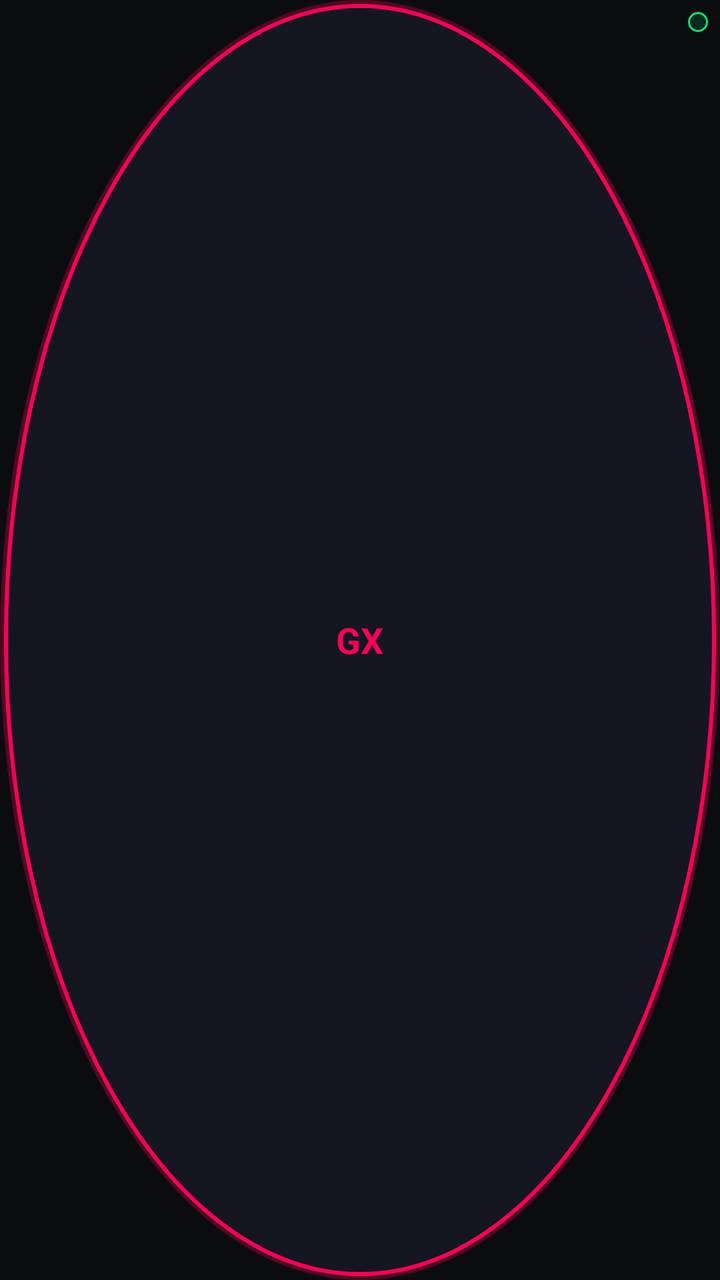
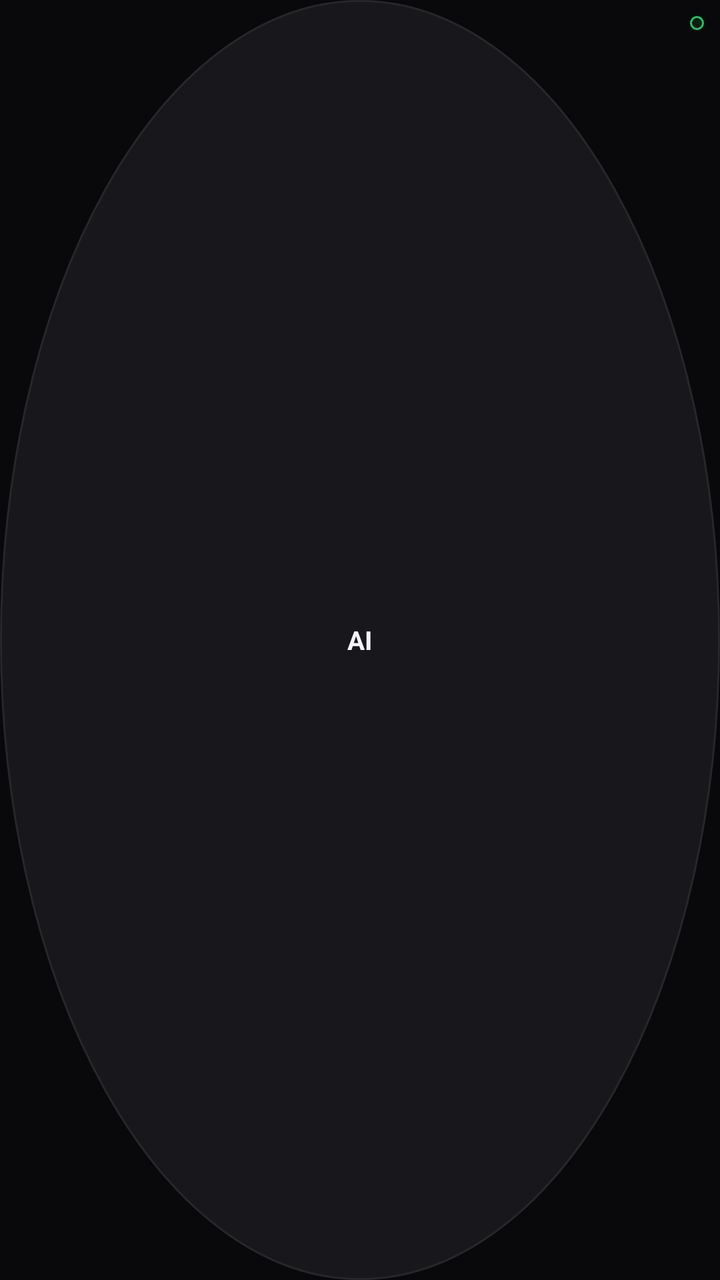

The first picture is an Android layout as it rendered before a commit; the second is the same layout after the commit. The layout source and the unified diff follow.
<!-- AndroidManifest.xml: application theme Theme.GlitchSpamAI -->
<!-- res/layout/layout_floating_bubble.xml -->
<?xml version="1.0" encoding="utf-8"?>
<FrameLayout xmlns:android="http://schemas.android.com/apk/res/android"
    android:id="@+id/bubble_root"
    android:layout_width="60dp"
    android:layout_height="60dp"
    android:background="@drawable/bg_floating_bubble"
    android:clickable="true"
    android:focusable="true">

    <TextView
        android:id="@+id/tv_bubble_icon"
        android:layout_width="wrap_content"
        android:layout_height="wrap_content"
        android:layout_gravity="center"
        android:text="GX"
        android:textColor="@color/glitch_red"
        android:textSize="18sp"
        android:textStyle="bold" />

    
    <View
        android:id="@+id/view_status_dot"
        android:layout_width="10dp"
        android:layout_height="10dp"
        android:layout_gravity="top|end"
        android:layout_marginTop="6dp"
        android:layout_marginEnd="6dp"
        android:background="@drawable/bg_badge" />

</FrameLayout>
<!-- resources referenced by this layout -->
<resources>
  <color name="glitch_red">#FF0055</color>
  <!-- drawable bg_badge (drawable) -->
  <?xml version="1.0" encoding="utf-8"?>
  <shape xmlns:android="http://schemas.android.com/apk/res/android"
      android:shape="rectangle">
      <solid android:color="@color/cyber_green_trans" />
      <stroke
          android:width="1dp"
          android:color="@color/cyber_green" />
      <corners android:radius="6dp" />
  </shape>
  <!-- drawable bg_floating_bubble (drawable) -->
  <?xml version="1.0" encoding="utf-8"?>
  <layer-list xmlns:android="http://schemas.android.com/apk/res/android">
      <item>
          <shape android:shape="oval">
              <solid android:color="#44FF0055" />
              <size android:width="64dp" android:height="64dp" />
          </shape>
      </item>
      <item android:top="2dp" android:bottom="2dp" android:left="2dp" android:right="2dp">
          <shape android:shape="oval">
              <solid android:color="@color/cyber_surface" />
              <stroke
                  android:width="2dp"
                  android:color="@color/glitch_red" />
          </shape>
      </item>
  </layer-list>
  <style name="Theme.GlitchSpamAI" parent="Theme.MaterialComponents.DayNight.NoActionBar">
          <item name="colorPrimary">@color/glitch_red</item>
          <item name="colorPrimaryVariant">@color/glitch_red_dark</item>
          <item name="colorOnPrimary">@color/white</item>
          <item name="colorSecondary">@color/cyber_cyan</item>
          <item name="colorSecondaryVariant">@color/cyber_purple</item>
          <item name="colorOnSecondary">@color/black</item>
          <item name="android:statusBarColor">@color/cyber_bg</item>
          <item name="android:navigationBarColor">@color/cyber_bg</item>
          <item name="android:windowBackground">@color/cyber_bg</item>
      </style>
  <color name="cyber_green_trans">#2200E676</color>
  <color name="cyber_green">#00E676</color>
  <color name="cyber_surface">#141622</color>
  <color name="glitch_red_dark">#B3003B</color>
  <color name="white">#FFFFFFFF</color>
  <color name="cyber_cyan">#00F0FF</color>
  <color name="cyber_purple">#A855F7</color>
  <color name="black">#FF000000</color>
  <color name="cyber_bg">#0B0C10</color>
</resources>

<!-- the commit's change to res/layout/layout_floating_bubble.xml (unified diff, before → after) -->
@@ -1,8 +1,8 @@
 <?xml version="1.0" encoding="utf-8"?>
 <FrameLayout xmlns:android="http://schemas.android.com/apk/res/android"
     android:id="@+id/bubble_root"
-    android:layout_width="60dp"
-    android:layout_height="60dp"
+    android:layout_width="52dp"
+    android:layout_height="52dp"
     android:background="@drawable/bg_floating_bubble"
     android:clickable="true"
     android:focusable="true">
@@ -12,19 +12,18 @@
         android:layout_width="wrap_content"
         android:layout_height="wrap_content"
         android:layout_gravity="center"
-        android:text="GX"
-        android:textColor="@color/glitch_red"
-        android:textSize="18sp"
+        android:text="AI"
+        android:textColor="@color/text_primary"
+        android:textSize="13sp"
         android:textStyle="bold" />
 
-    
     <View
         android:id="@+id/view_status_dot"
-        android:layout_width="10dp"
-        android:layout_height="10dp"
+        android:layout_width="7dp"
+        android:layout_height="7dp"
         android:layout_gravity="top|end"
-        android:layout_marginTop="6dp"
-        android:layout_marginEnd="6dp"
+        android:layout_marginTop="8dp"
+        android:layout_marginEnd="8dp"
         android:background="@drawable/bg_badge" />
 
 </FrameLayout>
<!-- resource entries referenced after the edit -->
@@ -1,6 +1,7 @@
 <!-- resources referenced by this layout -->
 <resources>
-  <color name="glitch_red">#FF0055</color>
+  <color name="text_primary">#F4F4F5</color>
+  <color name="glitch_red">#FFFFFF</color>
   <!-- drawable bg_badge (drawable) -->
   <?xml version="1.0" encoding="utf-8"?>
   <shape xmlns:android="http://schemas.android.com/apk/res/android"
@@ -13,22 +14,14 @@
   </shape>
   <!-- drawable bg_floating_bubble (drawable) -->
   <?xml version="1.0" encoding="utf-8"?>
-  <layer-list xmlns:android="http://schemas.android.com/apk/res/android">
-      <item>
-          <shape android:shape="oval">
-              <solid android:color="#44FF0055" />
-              <size android:width="64dp" android:height="64dp" />
-          </shape>
-      </item>
-      <item android:top="2dp" android:bottom="2dp" android:left="2dp" android:right="2dp">
-          <shape android:shape="oval">
-              <solid android:color="@color/cyber_surface" />
-              <stroke
-                  android:width="2dp"
-                  android:color="@color/glitch_red" />
-          </shape>
-      </item>
-  </layer-list>
+  <shape xmlns:android="http://schemas.android.com/apk/res/android"
+      android:shape="oval">
+      <solid android:color="@color/bubble_bg" />
+      <stroke
+          android:width="1dp"
+          android:color="@color/cyber_card_stroke" />
+      <size android:width="54dp" android:height="54dp" />
+  </shape>
   <style name="Theme.GlitchSpamAI" parent="Theme.MaterialComponents.DayNight.NoActionBar">
           <item name="colorPrimary">@color/glitch_red</item>
           <item name="colorPrimaryVariant">@color/glitch_red_dark</item>
@@ -40,14 +33,15 @@
           <item name="android:navigationBarColor">@color/cyber_bg</item>
           <item name="android:windowBackground">@color/cyber_bg</item>
       </style>
-  <color name="cyber_green_trans">#2200E676</color>
-  <color name="cyber_green">#00E676</color>
-  <color name="cyber_surface">#141622</color>
-  <color name="glitch_red_dark">#B3003B</color>
+  <color name="cyber_green_trans">#1A22C55E</color>
+  <color name="cyber_green">#22C55E</color>
+  <color name="bubble_bg">#18181C</color>
+  <color name="cyber_card_stroke">#27272A</color>
+  <color name="glitch_red_dark">#E4E4E7</color>
   <color name="white">#FFFFFFFF</color>
-  <color name="cyber_cyan">#00F0FF</color>
-  <color name="cyber_purple">#A855F7</color>
+  <color name="cyber_cyan">#E4E4E7</color>
+  <color name="cyber_purple">#A1A1AA</color>
   <color name="black">#FF000000</color>
-  <color name="cyber_bg">#0B0C10</color>
+  <color name="cyber_bg">#09090B</color>
 </resources>
 
